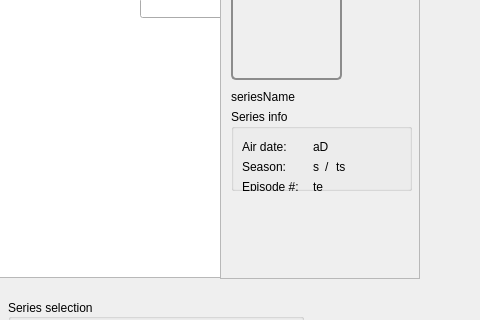
This is SeriesScraper/mainwindow.ui in martinLutz1/SeriesScraper as Qt 5 draws it before an edit; both pictures show x 320 to 800 and y 152 to 472 of the 800 by 610 pixel window. The edited form follows.
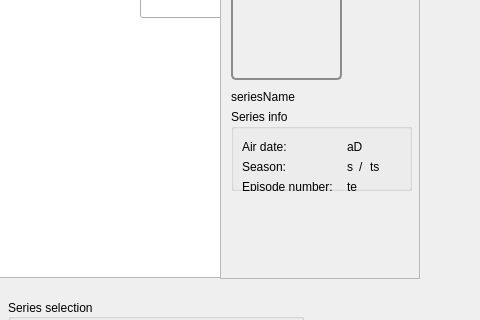
This is the edited form. Icons and pictures are not drawn.

The edit to the form file:
```diff
--- a/SeriesScraper/mainwindow.ui
+++ b/SeriesScraper/mainwindow.ui
@@ -141,7 +141,7 @@
         <rect>
          <x>0</x>
          <y>20</y>
-         <width>151</width>
+         <width>176</width>
          <height>76</height>
         </rect>
        </property>
@@ -174,7 +174,7 @@
           <item>
            <widget class="QLabel" name="totalEpisodesInfoLabel">
             <property name="text">
-             <string>Episode #: </string>
+             <string>Episode number: </string>
             </property>
            </widget>
           </item>
```
